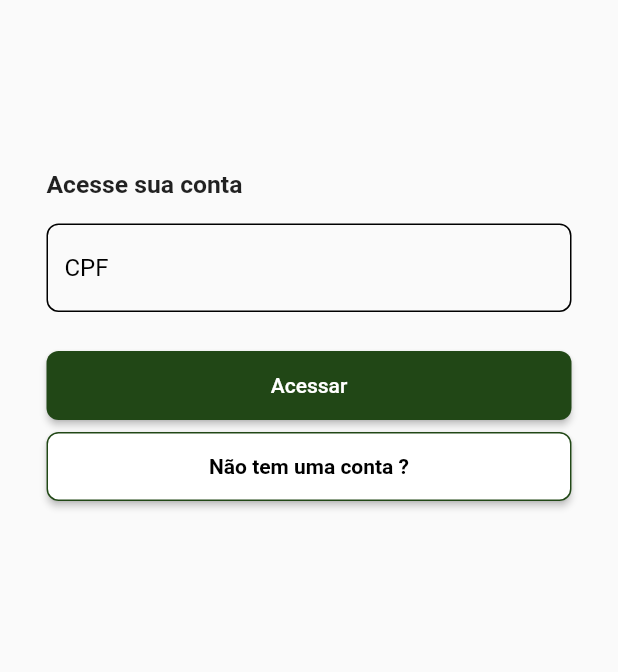
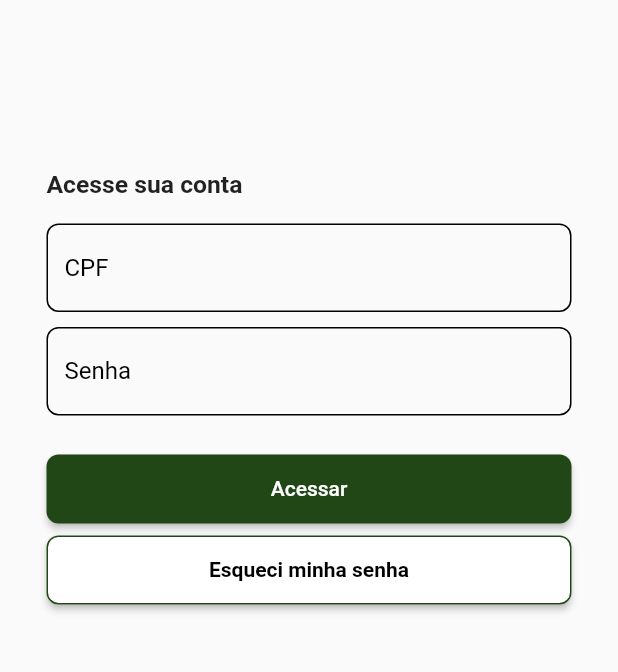
Before and after one commit to GabrielBorgess/App-defensoria, a Flutter app: the screen it shows after launch, on a phone screen of 412 x 824 dp, the part 347-1019 px from its top. Run offline on Flutter 3.47's test engine with Material 2 defaults, Android fonts, the phone set to English and light mode, and no system bars.

Commit message:
atualização

```diff
--- a/lib/main.dart
+++ b/lib/main.dart
@@ -106,6 +106,18 @@ class HomePage extends StatelessWidget {
                           ),
                         ),
                       ),
+                      Padding(
+                        padding: const EdgeInsets.only(
+                          bottom: 10
+                        ),
+                        child: TextFormField(
+                          decoration: const InputDecoration(
+                            enabledBorder: OutlineInputBorder(borderSide: BorderSide(color: Colors.black) ,borderRadius: BorderRadius.all(Radius.circular(8))),
+                            hintText: "Senha",
+                            hintStyle: TextStyle(color: Colors.black)
+                          ),
+                        ),
+                      ),
                     ],
                   ),
                   Column(
@@ -142,7 +154,7 @@ class HomePage extends StatelessWidget {
                           style: ElevatedButton.styleFrom(backgroundColor: Colors.white, foregroundColor: Colors.black, textStyle: const TextStyle(fontWeight: FontWeight.bold),
                           shape: RoundedRectangleBorder(side: BorderSide(color: Color.fromRGBO(33, 71, 22, 1)),borderRadius: BorderRadius.circular(8))
                           ),
-                          child: Text("Não tem uma conta ?"),
+                          child: Text("Esqueci minha senha"),
                         ),
                       ),
                     ],
```
